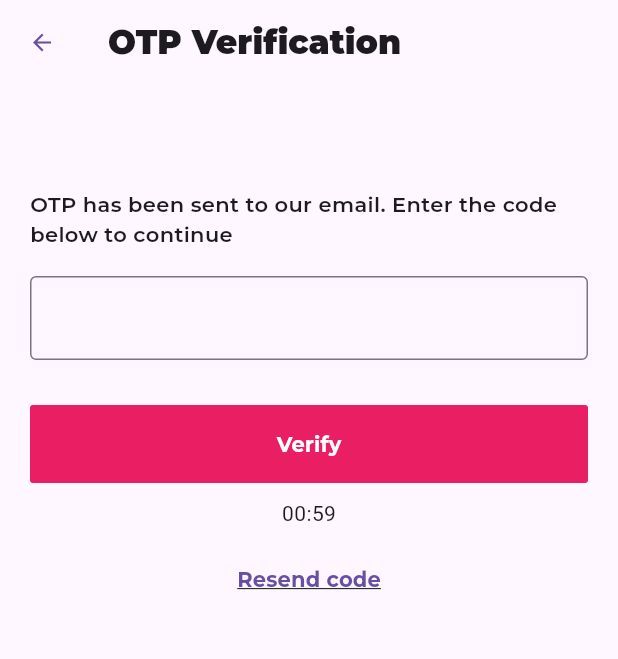
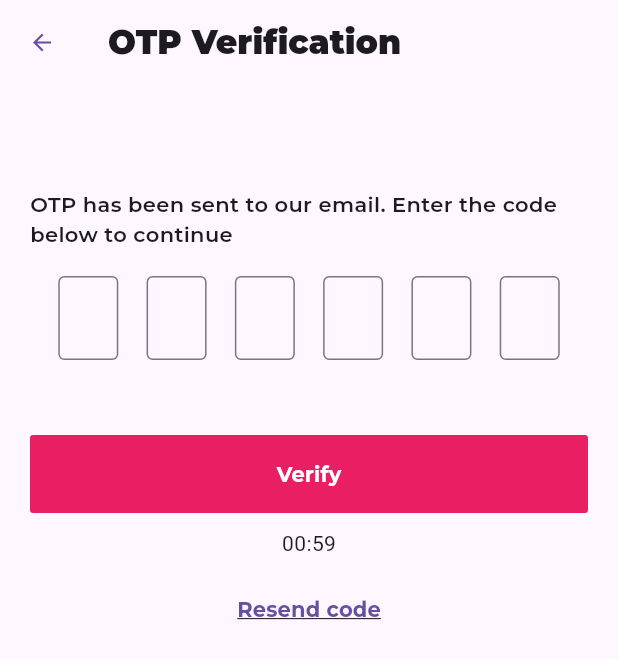
Before and after one commit to ilaidza/demo_app_flutter, a Flutter app: the OtpPage screen opened directly, on a phone screen of 412 x 824 dp. Shown: the top 659 px of the screen. Run offline on Flutter 3.47's test engine with Material 3 defaults, Android fonts, the phone set to English and light mode, and no system bars.

Commit message:
second commit

```diff
--- a/lib/otp_page.dart
+++ b/lib/otp_page.dart
@@ -38,8 +38,21 @@ class OtpPage extends StatelessWidget {
               ),
             ),
             SizedBox(height: 18),
-            TextFormField(
-              decoration: InputDecoration(border: OutlineInputBorder()),
+            Row(
+              mainAxisAlignment: MainAxisAlignment.spaceEvenly,
+              children: List.generate(6, (index) {
+                return SizedBox(
+                  width: 40,
+                  child: TextField(
+                    keyboardType: TextInputType.number,
+                    maxLength: 1,
+                    decoration: InputDecoration(
+                      counterText: ' ',
+                      border: OutlineInputBorder(),
+                    ),
+                  ),
+                );
+              }),
             ),
             SizedBox(height: 30),
             TextButton(
```
